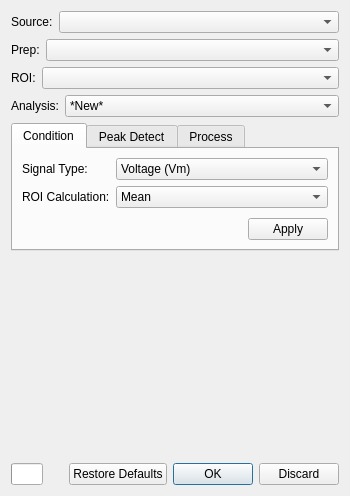
Before: the Qt Designer form src/ui/KairoSightWidgetAnalyze.ui in kairosight/KairoSight, drawn with Qt 5.
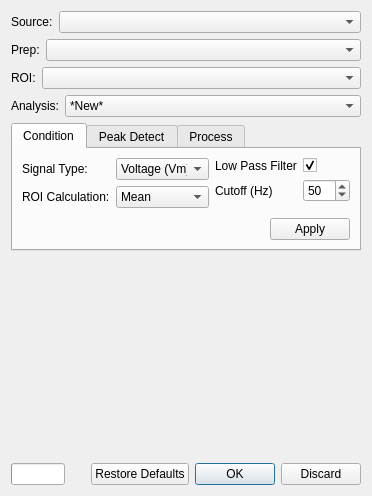
After: the same form once the commit is applied. The open tabs and pages were chosen to show the change. Custom widgets are drawn as their Qt base class.

What changed in the file:
```diff
--- a/src/ui/KairoSightWidgetAnalyze.ui
+++ b/src/ui/KairoSightWidgetAnalyze.ui
@@ -7,7 +7,7 @@
     <x>0</x>
     <y>0</y>
     <width>350</width>
-    <height>489</height>
+    <height>491</height>
    </rect>
   </property>
   <property name="sizePolicy">
@@ -192,7 +192,9 @@
       </attribute>
       <layout class="QVBoxLayout" name="verticalLayout_3">
        <item>
-        <layout class="QFormLayout" name="formLayoutRadius_2">
+        <layout class="QHBoxLayout" name="horizontalLayoutCondition">
+         <item>
+          <layout class="QFormLayout" name="formLayoutCondition1">
          <item row="0" column="0">
           <widget class="QLabel" name="signalTypeLabel">
            <property name="sizePolicy">
@@ -239,6 +241,49 @@
         </layout>
        </item>
        <item>
+          <layout class="QFormLayout" name="formLayoutCondition2">
+           <item row="1" column="0">
+            <widget class="QLabel" name="filterFreqLabel">
+             <property name="text">
+              <string>Cutoff (Hz)</string>
+             </property>
+             <property name="wordWrap">
+              <bool>true</bool>
+             </property>
+            </widget>
+           </item>
+           <item row="1" column="1">
+            <widget class="QSpinBox" name="filterFreqSpinBox">
+             <property name="minimum">
+              <number>1</number>
+             </property>
+             <property name="maximum">
+              <number>200</number>
+             </property>
+             <property name="value">
+              <number>50</number>
+             </property>
+            </widget>
+           </item>
+           <item row="0" column="0">
+            <widget class="QLabel" name="filterLabel">
+             <property name="text">
+              <string>Low Pass Filter</string>
+             </property>
+            </widget>
+           </item>
+           <item row="0" column="1">
+            <widget class="QCheckBox" name="filterCheckBox">
+             <property name="checked">
+              <bool>true</bool>
+             </property>
+            </widget>
+           </item>
+          </layout>
+         </item>
+        </layout>
+       </item>
+       <item>
         <widget class="QDialogButtonBox" name="buttonBoxCondition">
          <property name="standardButtons">
           <set>QDialogButtonBox::Apply</set>
```
Left out of the diff: 16 changed lines with no effect on the pictures. Lines whose indentation alone changed are shown as unchanged.
